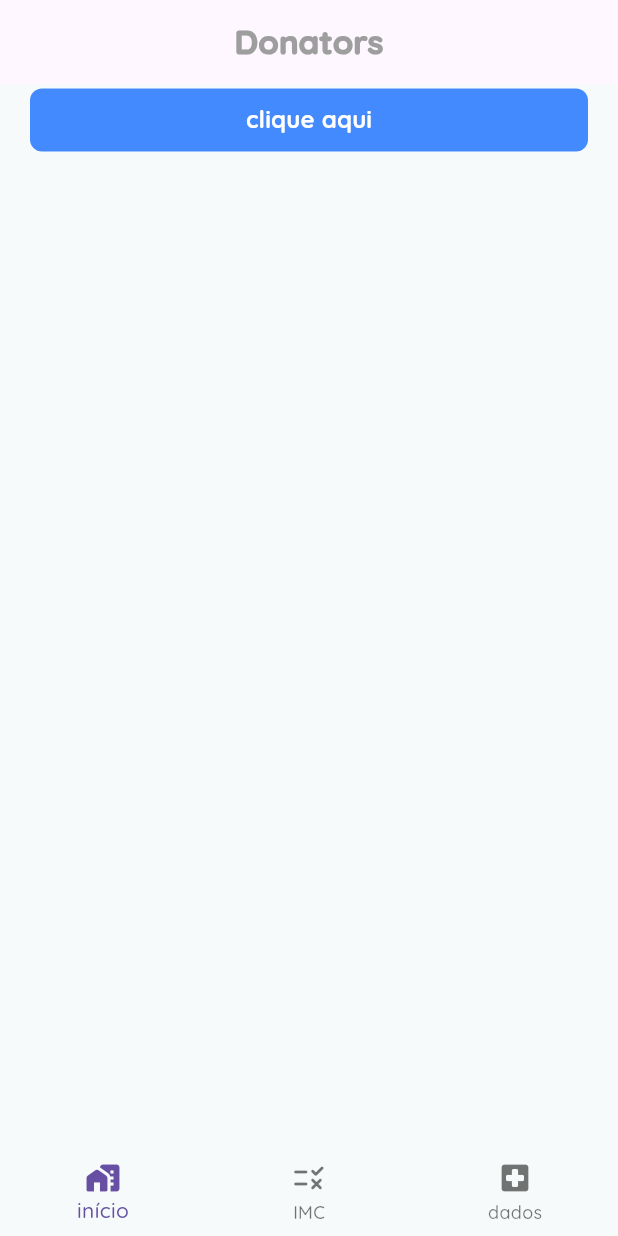
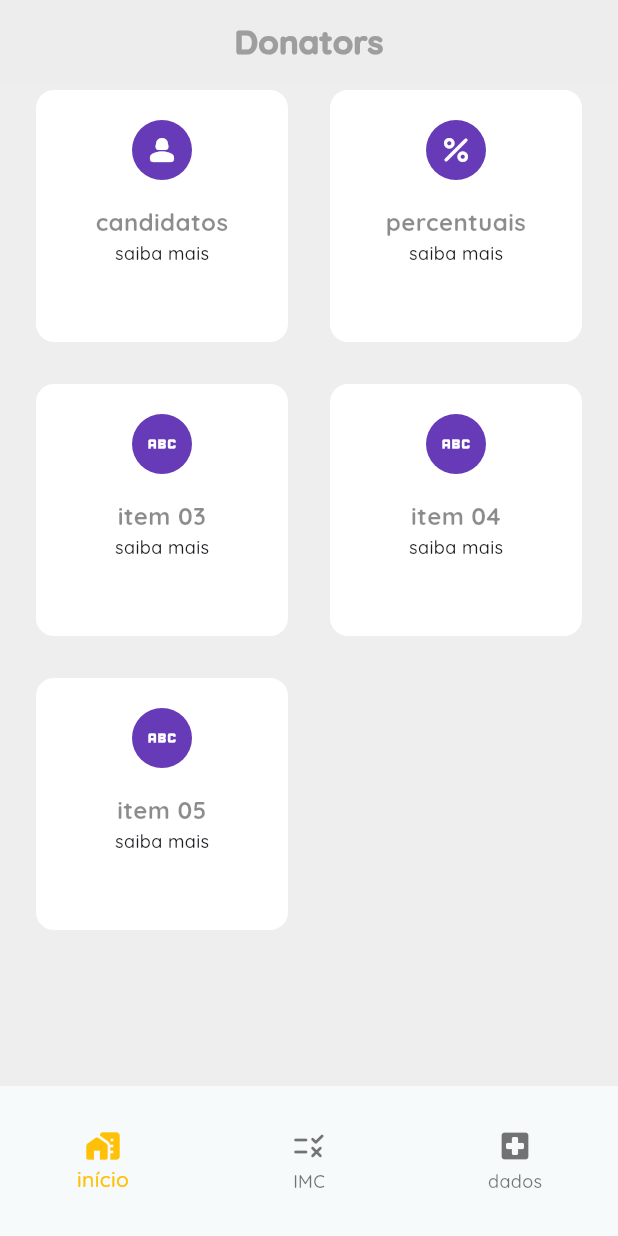
Before and after one commit to TCasablancas/donators, a Flutter app: the screen it shows after launch, on a phone screen of 412 x 824 dp. Run offline on Flutter 3.47's test engine with Material 3 defaults, Android fonts, the phone set to English and light mode, and no system bars.

Commit message:
[ADD] Cards Components

```diff
--- a/lib/components/bottom_navigation.dart
+++ b/lib/components/bottom_navigation.dart
@@ -25,7 +25,10 @@ class _MainBottomNavigationState extends State<MainBottomNavigation> {
   Widget build(BuildContext context) {
     return Scaffold(
       body: items[_selectedIndex],
-      bottomNavigationBar: BottomNavigationBar(
+      bottomNavigationBar: SizedBox(
+        height: 100,
+        child: BottomNavigationBar(
+          selectedItemColor: Colors.amber,
           currentIndex: _selectedIndex,
           onTap: itemClicked,
           items: const <BottomNavigationBarItem> [
@@ -46,6 +49,7 @@ class _MainBottomNavigationState extends State<MainBottomNavigation> {
           elevation: 0.0,
           backgroundColor: const Color.fromRGBO(246, 250, 250, 0.96),
         ),
+      )
     );
   }
 }
--- /dev/null
+++ b/lib/components/main_selectable_card.dart
@@ -0,0 +1,55 @@
+
+import 'package:donators/components/selectable_card_text.dart';
+import 'package:flutter/material.dart';
+
+class MainSelectableCard extends StatelessWidget {
+
+  const MainSelectableCard({
+    super.key, required this.title, required this.avatar, required this.description
+  });
+
+  final String title;
+  final String description;
+  final Icon avatar;
+
+  final _paddingInsets = const EdgeInsets.fromLTRB(20, 20, 20, 20);
+
+  @override
+  Widget build(BuildContext context) {
+    return Container(
+      width: MediaQuery.of(context).size.width * 0.45,
+      height: MediaQuery.of(context).size.height * 0.15,
+      decoration: BoxDecoration(
+        borderRadius: BorderRadius.circular(20),
+      ),
+      child: Card(
+        elevation: 0.0,
+        color: Colors.white,
+        child: Container(
+          padding: _paddingInsets,
+          child: Stack(
+            alignment: AlignmentDirectional.centerStart,
+            children: <Widget>[
+              Align(
+                alignment: Alignment.center,
+                child: Column(
+                  children: [
+                    CircleAvatar(
+                      backgroundColor: Colors.deepPurple,
+                      foregroundColor: Colors.white,
+                      child: avatar,
+                    ),
+                    const SizedBox(height: 20,),
+                    SelectableCardText(
+                      title: title,
+                      description: description
+                    )
+                  ],)
+              )
+            ],
+          )
+        ),
+      ),
+    );
+  }
+}
--- /dev/null
+++ b/lib/components/selectable_card_text.dart
@@ -0,0 +1,38 @@
+import 'package:flutter/material.dart';
+
+class SelectableCardText extends StatelessWidget {
+
+  final String title;
+  final String description;
+
+  const SelectableCardText({
+    super.key, required this.title, required this.description
+  });
+
+  @override
+  Widget build(BuildContext context) {
+    return Container(
+      decoration: const BoxDecoration(borderRadius: BorderRadius.all(Radius.circular(20))),
+      child:
+        Column(
+          children: [
+            Text(
+              title,
+              textAlign: TextAlign.center,
+              style: const TextStyle(
+                color: Colors.black45,
+                fontSize: 16,
+                fontWeight: FontWeight.w800,
+                height: 1.0
+              ),
+            ),
+            const SizedBox(height: 4),
+            Text(
+              description,
+              style: TextStyle(fontSize: 12),
+            )
+          ],
+        ),
+    );
+  }
+}
--- /dev/null
+++ b/lib/components/selectable_view_grid.dart
@@ -0,0 +1,66 @@
+import 'package:donators/components/main_selectable_card.dart';
+import 'package:flutter/material.dart';
+
+class SelectableViewGrid extends StatefulWidget {
+  @override
+  _SelectableViewGridState createState() => _SelectableViewGridState();
+}
+
+class _SelectableViewGridState extends State<SelectableViewGrid> {
+
+  List<MainSelectableCard> items = [
+    const MainSelectableCard(
+      title: "candidatos",
+      description: "saiba mais",
+      avatar: Icon(Icons.person_2_rounded),
+    ),
+    const MainSelectableCard(
+      title: "percentuais",
+      description: "saiba mais",
+      avatar: Icon(Icons.percent_rounded),
+    ),
+    const MainSelectableCard(
+      title: "item 03",
+      description: "saiba mais",
+      avatar: Icon(Icons.abc),
+    ),
+    const MainSelectableCard(
+      title: "item 04",
+      description: "saiba mais",
+      avatar: Icon(Icons.abc),
+    ),
+    const MainSelectableCard(
+      title: "item 05",
+      description: "saiba mais",
+      avatar: Icon(Icons.abc),
+    ),
+  ];
+
+  List<String> selectedItems = [];
+
+  @override
+  Widget build(BuildContext context) {
+    return GridView.builder(
+      gridDelegate: const SliverGridDelegateWithFixedCrossAxisCount(
+        crossAxisCount: 2,
+        crossAxisSpacing: 20,
+        mainAxisSpacing: 20,
+        childAspectRatio: 1,
+      ),
+      itemCount: items.length,
+      itemBuilder: (context, index) {
+        final item = items[index];
+        final isSelected = selectedItems.contains(item.title);
+
+        return GestureDetector(
+          onTap: () {
+            // setState(() {
+            //   isSelected ? selectedItems.add(item.title) : selectedItems.remove(item.title);
+            // });
+          },
+          child: item,
+        );
+      }
+    );
+  }
+}
--- a/lib/views/home/home_view.dart
+++ b/lib/views/home/home_view.dart
@@ -1,4 +1,4 @@
-import 'package:donators/components/main_button.dart';
+import 'package:donators/components/selectable_view_grid.dart';
 import 'package:donators/views/home/home_controller.dart';
 import 'package:flutter/material.dart';
 import 'package:flutter/services.dart';
@@ -11,6 +11,12 @@ class HomeView extends StatefulWidget {
 }
 
 class _HomeView extends HomeController {
+
+  // Properties
+  final _mainColor = const Color.fromRGBO(237, 237, 237, 0.93);
+  final _mainMargin = const EdgeInsets.fromLTRB(20, 0, 20, 0);
+
+  // Widget
   @override
   Widget build(BuildContext context) {
     return DefaultTabController(
@@ -23,15 +29,16 @@ class _HomeView extends HomeController {
             ),
           centerTitle: true,
           systemOverlayStyle: const SystemUiOverlayStyle(
-            systemNavigationBarColor: Colors.blue, // Navigation bar
-            statusBarColor: Colors.pink, // Status bar
+            systemNavigationBarColor: Colors.blue,
+            statusBarColor: Colors.pink,
           ),
+          backgroundColor: _mainColor,
         ),
         body: Container(
-          margin: const EdgeInsets.fromLTRB(20, 0, 20, 20),
-          child: const MainButton(title: "clique aqui"),
+          margin: _mainMargin,
+          child: SelectableViewGrid()
         ),
-        backgroundColor: Color.fromRGBO(246, 250, 250, 0.96),
+        backgroundColor: _mainColor,
       )
     );
   }
--- a/pubspec.yaml
+++ b/pubspec.yaml
@@ -56,8 +56,11 @@ flutter:
       - family: Quicksand
         fonts:
           - asset: fonts/Quicksand-Medium.ttf
+            weight: 600
           - asset: fonts/Quicksand-Light.ttf
+            weight: 400
           - asset: fonts/Quicksand-Bold.ttf
+            weight: 800
   # The following line ensures that the Material Icons font is
   # included with your application, so that you can use the icons in
   # the material Icons class.
```
Lines whose indentation alone changed are shown as unchanged.
